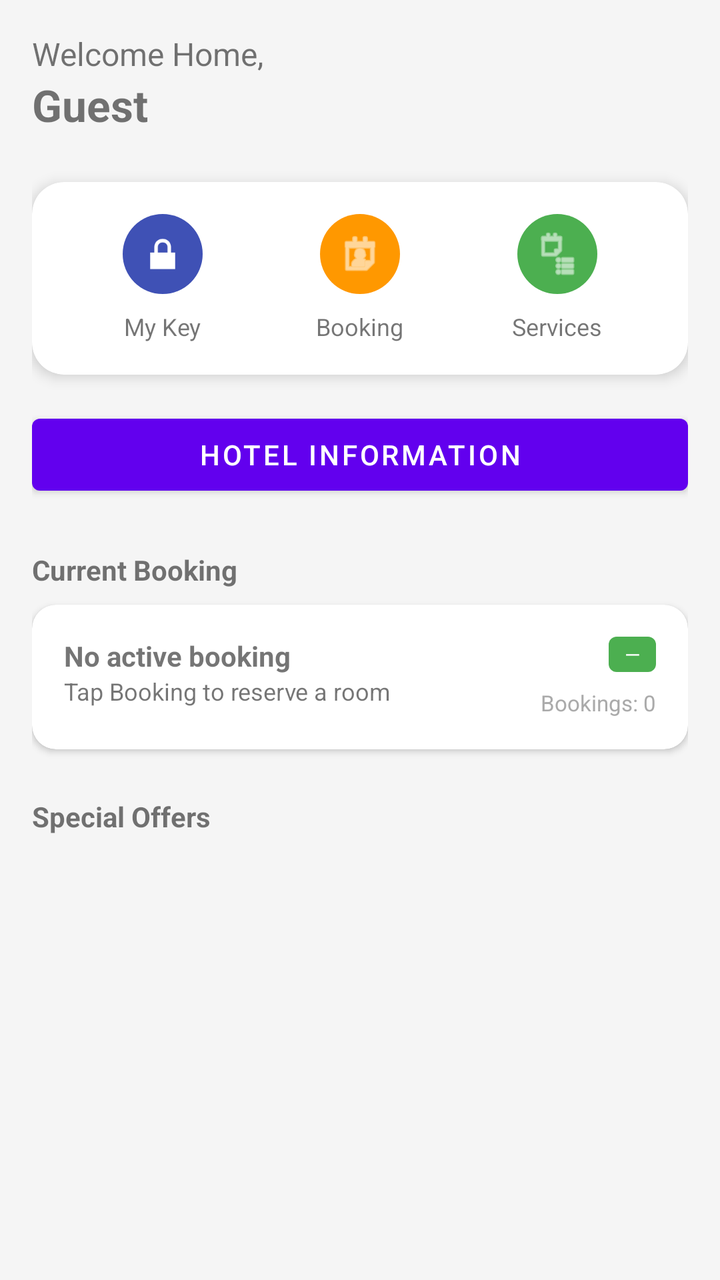
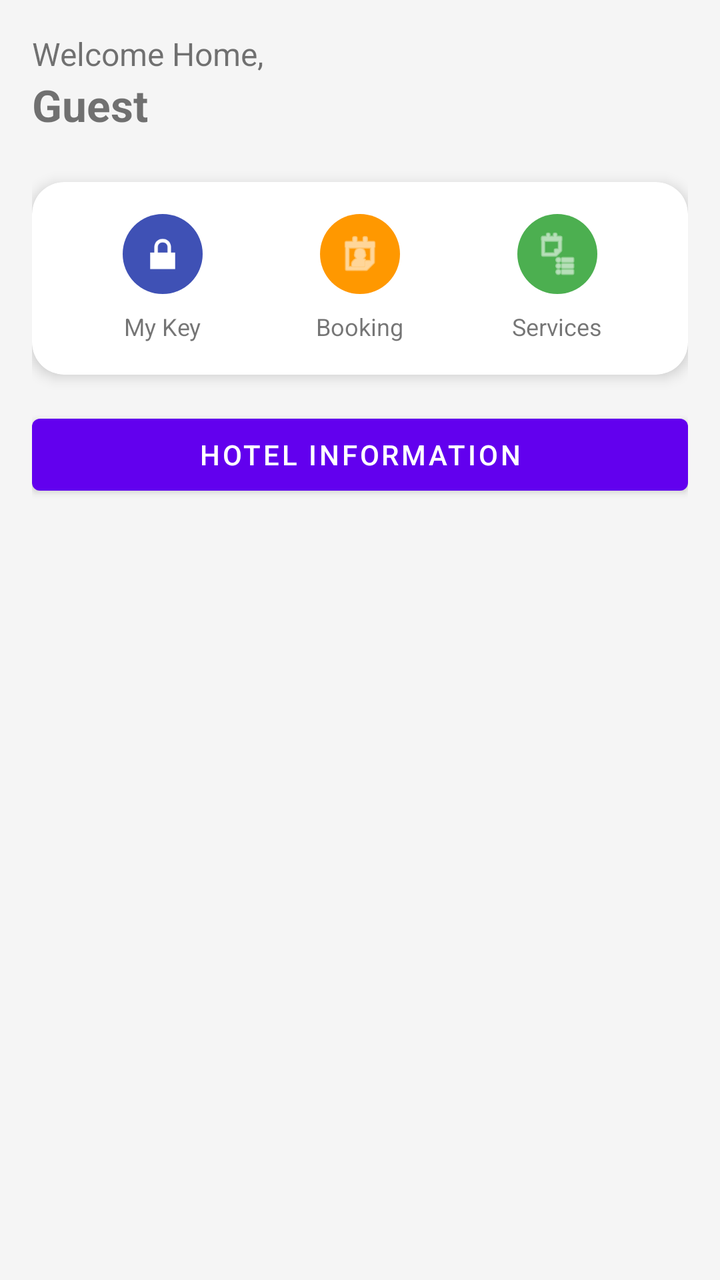

Screens rendered from an Android XML layout before and after an edit, with the pre-edit source and the edit as a unified diff.
<!-- AndroidManifest.xml: application theme Theme.Hotel_App -->
<!-- res/layout/fragment_dashboard.xml -->
<?xml version="1.0" encoding="utf-8"?>
<androidx.core.widget.NestedScrollView xmlns:android="http://schemas.android.com/apk/res/android"
    xmlns:app="http://schemas.android.com/apk/res-auto"
    android:layout_width="match_parent"
    android:layout_height="match_parent"
    android:background="#F5F5F5">

    <androidx.constraintlayout.widget.ConstraintLayout
        android:layout_width="match_parent"
        android:layout_height="wrap_content"
        android:padding="16dp">

        
        <TextView
            android:id="@+id/tvWelcome"
            android:layout_width="wrap_content"
            android:layout_height="wrap_content"
            android:text="Welcome Home,"
            android:textSize="16sp"
            app:layout_constraintStart_toStartOf="parent"
            app:layout_constraintTop_toTopOf="parent" />

        <TextView
            android:id="@+id/tvUserName"
            android:layout_width="wrap_content"
            android:layout_height="wrap_content"
            android:text="Guest"
            android:textSize="22sp"
            android:textStyle="bold"
            app:layout_constraintStart_toStartOf="parent"
            app:layout_constraintTop_toBottomOf="@id/tvWelcome" />

        
        <androidx.cardview.widget.CardView
            android:id="@+id/cardQuickActions"
            android:layout_width="match_parent"
            android:layout_height="wrap_content"
            android:layout_marginTop="24dp"
            app:cardCornerRadius="16dp"
            app:cardElevation="4dp"
            app:layout_constraintTop_toBottomOf="@id/tvUserName">

            <LinearLayout
                android:layout_width="match_parent"
                android:layout_height="wrap_content"
                android:orientation="horizontal"
                android:padding="16dp"
                android:weightSum="3">

                <LinearLayout
                    android:id="@+id/btnQuickKey"
                    android:layout_width="0dp"
                    android:layout_height="wrap_content"
                    android:layout_weight="1"
                    android:gravity="center"
                    android:orientation="vertical">

                    <ImageView
                        android:layout_width="40dp"
                        android:layout_height="40dp"
                        android:background="@drawable/circle_background_blue"
                        android:padding="8dp"
                        android:src="@android:drawable/ic_lock_lock"
                        app:tint="@android:color/white" />

                    <TextView
                        android:layout_width="wrap_content"
                        android:layout_height="wrap_content"
                        android:layout_marginTop="8dp"
                        android:text="My Key"
                        android:textSize="12sp" />
                </LinearLayout>

                <LinearLayout
                    android:id="@+id/btnQuickBooking"
                    android:layout_width="0dp"
                    android:layout_height="wrap_content"
                    android:layout_weight="1"
                    android:gravity="center"
                    android:orientation="vertical">

                    <ImageView
                        android:layout_width="40dp"
                        android:layout_height="40dp"
                        android:background="@drawable/circle_background_orange"
                        android:padding="8dp"
                        android:src="@android:drawable/ic_menu_my_calendar"
                        app:tint="@android:color/white" />

                    <TextView
                        android:layout_width="wrap_content"
                        android:layout_height="wrap_content"
                        android:layout_marginTop="8dp"
                        android:text="Booking"
                        android:textSize="12sp" />
                </LinearLayout>

                <LinearLayout
                    android:id="@+id/btnQuickServices"
                    android:layout_width="0dp"
                    android:layout_height="wrap_content"
                    android:layout_weight="1"
                    android:gravity="center"
                    android:orientation="vertical">

                    <ImageView
                        android:layout_width="40dp"
                        android:layout_height="40dp"
                        android:background="@drawable/circle_background_green"
                        android:padding="8dp"
                        android:src="@android:drawable/ic_menu_agenda"
                        app:tint="@android:color/white" />

                    <TextView
                        android:layout_width="wrap_content"
                        android:layout_height="wrap_content"
                        android:layout_marginTop="8dp"
                        android:text="Services"
                        android:textSize="12sp" />
                </LinearLayout>
            </LinearLayout>
        </androidx.cardview.widget.CardView>

        
        <com.google.android.material.button.MaterialButton
            android:id="@+id/btnGoToInfo"
            android:layout_width="match_parent"
            android:layout_height="wrap_content"
            android:layout_marginTop="16dp"
            android:text="Hotel information"
            app:layout_constraintTop_toBottomOf="@id/cardQuickActions" />

        <LinearLayout
            android:id="@+id/layoutRecommendations"
            android:layout_width="0dp"
            android:layout_height="wrap_content"
            android:layout_marginTop="12dp"
            android:orientation="vertical"
            android:visibility="gone"
            app:layout_constraintEnd_toEndOf="parent"
            app:layout_constraintStart_toStartOf="parent"
            app:layout_constraintTop_toBottomOf="@id/btnGoToInfo">

            <TextView
                android:layout_width="wrap_content"
                android:layout_height="wrap_content"
                android:text="Recommended for you"
                android:textSize="16sp"
                android:textStyle="bold"
                android:paddingBottom="8dp" />

            <androidx.recyclerview.widget.RecyclerView
                android:id="@+id/rvDashboardRecommendations"
                android:layout_width="match_parent"
                android:layout_height="120dp"
                android:clipToPadding="false"
                android:paddingEnd="8dp" />
        </LinearLayout>

        <LinearLayout
            android:id="@+id/layoutError"
            android:layout_width="0dp"
            android:layout_height="wrap_content"
            android:layout_marginTop="12dp"
            android:gravity="center"
            android:orientation="vertical"
            android:padding="16dp"
            android:visibility="gone"
            app:layout_constraintEnd_toEndOf="parent"
            app:layout_constraintStart_toStartOf="parent"
            app:layout_constraintTop_toBottomOf="@id/btnGoToInfo">

            <TextView
                android:layout_width="wrap_content"
                android:layout_height="wrap_content"
                android:paddingBottom="8dp"
                android:text="Failed to load recommendations"
                android:textSize="14sp" />

            <Button
                android:id="@+id/btnRetry"
                android:layout_width="wrap_content"
                android:layout_height="wrap_content"
                android:text="Retry" />
        </LinearLayout>

        
        <TextView
            android:id="@+id/tvStatusLabel"
            android:layout_width="wrap_content"
            android:layout_height="wrap_content"
            android:layout_marginTop="24dp"
            android:text="Current Booking"
            android:textStyle="bold"
            app:layout_constraintStart_toStartOf="parent"
            app:layout_constraintTop_toBottomOf="@id/layoutRecommendations" />

        <androidx.cardview.widget.CardView
            android:id="@+id/cardStatus"
            android:layout_width="match_parent"
            android:layout_height="wrap_content"
            android:layout_marginTop="8dp"
            app:cardCornerRadius="12dp"
            app:layout_constraintTop_toBottomOf="@id/tvStatusLabel">

            <androidx.constraintlayout.widget.ConstraintLayout
                android:layout_width="match_parent"
                android:layout_height="wrap_content"
                android:padding="16dp">

                <TextView
                    android:id="@+id/tvBookingRoom"
                    android:layout_width="wrap_content"
                    android:layout_height="wrap_content"
                    android:text="No active booking"
                    android:textStyle="bold"
                    app:layout_constraintStart_toStartOf="parent"
                    app:layout_constraintTop_toTopOf="parent" />

                <TextView
                    android:id="@+id/tvBookingDates"
                    android:layout_width="wrap_content"
                    android:layout_height="wrap_content"
                    android:text="Tap Booking to reserve a room"
                    android:textSize="12sp"
                    app:layout_constraintStart_toStartOf="parent"
                    app:layout_constraintTop_toBottomOf="@id/tvBookingRoom" />

                <TextView
                    android:id="@+id/tvBookingStatus"
                    android:layout_width="wrap_content"
                    android:layout_height="wrap_content"
                    android:background="@drawable/bg_status_active"
                    android:paddingHorizontal="8dp"
                    android:paddingVertical="2dp"
                    android:text="—"
                    android:textColor="@android:color/white"
                    android:textSize="10sp"
                    app:layout_constraintEnd_toEndOf="parent"
                    app:layout_constraintTop_toTopOf="parent" />

                <TextView
                    android:id="@+id/tvBookingCount"
                    android:layout_width="wrap_content"
                    android:layout_height="wrap_content"
                    android:layout_marginTop="8dp"
                    android:text="Bookings: 0"
                    android:textColor="@android:color/darker_gray"
                    android:textSize="11sp"
                    app:layout_constraintEnd_toEndOf="parent"
                    app:layout_constraintTop_toBottomOf="@id/tvBookingStatus" />

            </androidx.constraintlayout.widget.ConstraintLayout>
        </androidx.cardview.widget.CardView>

        
        <TextView
            android:id="@+id/tvOffersLabel"
            android:layout_width="wrap_content"
            android:layout_height="wrap_content"
            android:layout_marginTop="24dp"
            android:text="Special Offers"
            android:textStyle="bold"
            app:layout_constraintStart_toStartOf="parent"
            app:layout_constraintTop_toBottomOf="@id/cardStatus" />

        <androidx.recyclerview.widget.RecyclerView
            android:id="@+id/rvOffers"
            android:layout_width="match_parent"
            android:layout_height="wrap_content"
            android:layout_marginTop="8dp"
            android:orientation="horizontal"
            app:layoutManager="androidx.recyclerview.widget.LinearLayoutManager"
            app:layout_constraintTop_toBottomOf="@id/tvOffersLabel" />

    </androidx.constraintlayout.widget.ConstraintLayout>
</androidx.core.widget.NestedScrollView>
<!-- resources referenced by this layout -->
<resources>
  <!-- drawable bg_status_active (drawable) -->
  <?xml version="1.0" encoding="utf-8"?>
  <shape xmlns:android="http://schemas.android.com/apk/res/android"
      android:shape="rectangle">
      <solid android:color="#4CAF50" />
      <corners android:radius="4dp" />
  </shape>
  <!-- drawable circle_background_blue (drawable) -->
  <?xml version="1.0" encoding="utf-8"?>
  <shape xmlns:android="http://schemas.android.com/apk/res/android"
      android:shape="oval">
      <solid android:color="#3F51B5" />
  </shape>
  <!-- drawable circle_background_green (drawable) -->
  <?xml version="1.0" encoding="utf-8"?>
  <shape xmlns:android="http://schemas.android.com/apk/res/android"
      android:shape="oval">
      <solid android:color="#4CAF50" />
  </shape>
  <!-- drawable circle_background_orange (drawable) -->
  <?xml version="1.0" encoding="utf-8"?>
  <shape xmlns:android="http://schemas.android.com/apk/res/android"
      android:shape="oval">
      <solid android:color="#FF9800" />
  </shape>
  <style name="Theme.Hotel_App" parent="Theme.MaterialComponents.DayNight.NoActionBar">
          
          <item name="colorPrimary">@color/purple_500</item>
          <item name="colorPrimaryVariant">@color/purple_700</item>
          <item name="colorOnPrimary">@color/white</item>
          
          <item name="colorSecondary">@color/teal_200</item>
          <item name="colorSecondaryVariant">@color/teal_700</item>
          <item name="colorOnSecondary">@color/black</item>
          
          <item name="android:statusBarColor">?attr/colorPrimaryVariant</item>
          
      </style>
  <color name="purple_500">#FF6200EE</color>
  <color name="purple_700">#FF3700B3</color>
  <color name="white">#FFFFFFFF</color>
  <color name="teal_200">#FF03DAC5</color>
  <color name="teal_700">#FF018786</color>
  <color name="black">#FF000000</color>
</resources>

<!-- the commit's change to res/layout/fragment_dashboard.xml (unified diff, before → after) -->
@@ -193,7 +193,7 @@
             android:text="Current Booking"
             android:textStyle="bold"
             app:layout_constraintStart_toStartOf="parent"
-            app:layout_constraintTop_toBottomOf="@id/layoutRecommendations" />
+            app:layout_constraintTop_toBottomOf="@id/cardStatus" />
 
         <androidx.cardview.widget.CardView
             android:id="@+id/cardStatus"
@@ -255,6 +255,41 @@
 
         
         <TextView
+            android:id="@+id/tvPaidServicesLabel"
+            android:layout_width="wrap_content"
+            android:layout_height="wrap_content"
+            android:layout_marginTop="24dp"
+            android:text="Оплаченные услуги"
+            android:textStyle="bold"
+            android:visibility="gone"
+            app:layout_constraintStart_toStartOf="parent"
+            app:layout_constraintTop_toBottomOf="@id/cardStatus" />
+
+        <androidx.recyclerview.widget.RecyclerView
+            android:id="@+id/rvPaidServices"
+            android:layout_width="match_parent"
+            android:layout_height="wrap_content"
+            android:layout_marginTop="8dp"
+            android:orientation="horizontal"
+            android:visibility="gone"
+            app:layoutManager="androidx.recyclerview.widget.LinearLayoutManager"
+            app:layout_constraintTop_toBottomOf="@id/tvPaidServicesLabel" />
+
+        <TextView
+            android:id="@+id/tvNoPaidServices"
+            android:layout_width="wrap_content"
+            android:layout_height="wrap_content"
+            android:layout_marginTop="16dp"
+            android:text="Нет оплаченных услуг"
+            android:textColor="@android:color/darker_gray"
+            android:textSize="14sp"
+            android:visibility="gone"
+            app:layout_constraintEnd_toEndOf="parent"
+            app:layout_constraintStart_toStartOf="parent"
+            app:layout_constraintTop_toBottomOf="@id/cardStatus" />
+
+        
+        <TextView
             android:id="@+id/tvOffersLabel"
             android:layout_width="wrap_content"
             android:layout_height="wrap_content"
@@ -262,7 +297,7 @@
             android:text="Special Offers"
             android:textStyle="bold"
             app:layout_constraintStart_toStartOf="parent"
-            app:layout_constraintTop_toBottomOf="@id/cardStatus" />
+            app:layout_constraintTop_toBottomOf="@id/tvNoPaidServices" />
 
         <androidx.recyclerview.widget.RecyclerView
             android:id="@+id/rvOffers"
